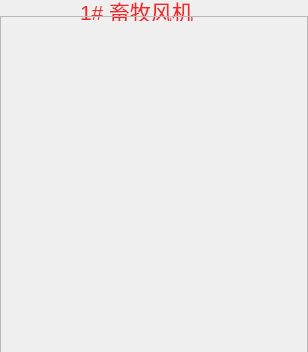
The window that Window/Module/axialfan.ui (caosq/ChickenFarm) describes before a commit, drawn with Qt 5.
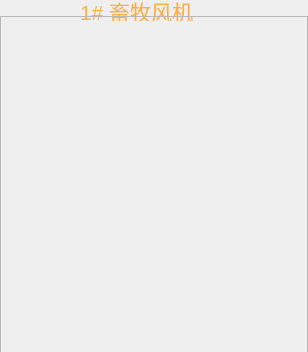
The same window after the commit. Icons and pictures are not drawn.

Patch:
```diff
--- a/Window/Module/axialfan.ui
+++ b/Window/Module/axialfan.ui
@@ -28,9 +28,9 @@
       <colorrole role="WindowText">
        <brush brushstyle="SolidPattern">
         <color alpha="255">
-         <red>239</red>
-         <green>41</green>
-         <blue>41</blue>
+         <red>252</red>
+         <green>175</green>
+         <blue>62</blue>
         </color>
        </brush>
       </colorrole>
@@ -39,9 +39,9 @@
       <colorrole role="WindowText">
        <brush brushstyle="SolidPattern">
         <color alpha="255">
-         <red>239</red>
-         <green>41</green>
-         <blue>41</blue>
+         <red>252</red>
+         <green>175</green>
+         <blue>62</blue>
         </color>
        </brush>
       </colorrole>
```
